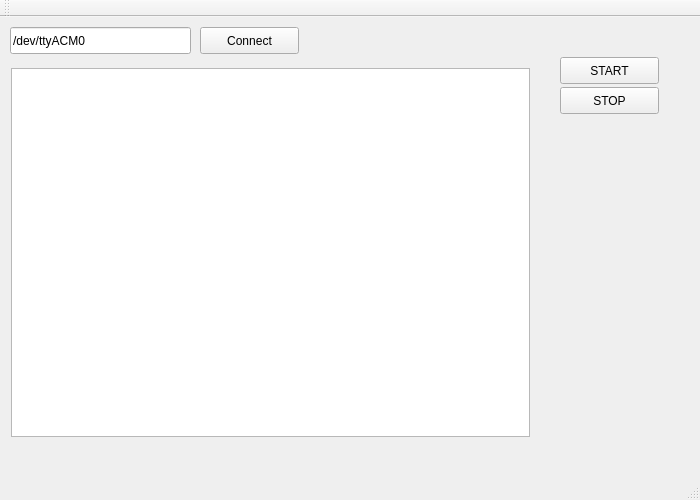
Old version of the form qt/client/mainwindow.ui in the repository wercool/sting.
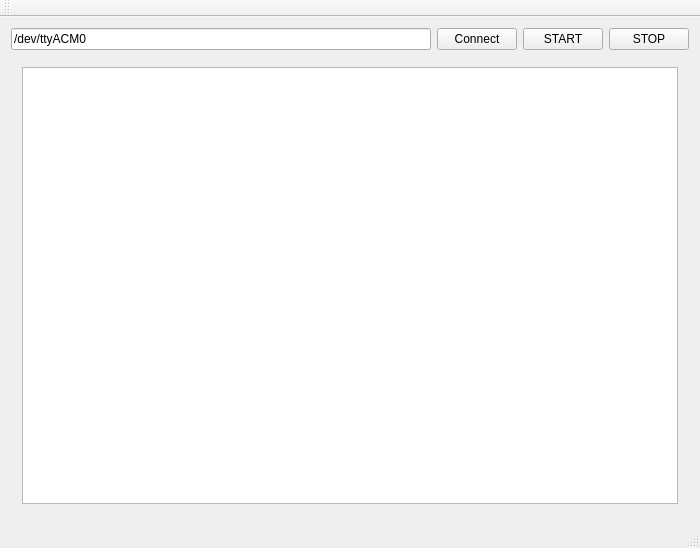
New version of the form.

The edit to the form file:
```diff
--- a/qt/client/mainwindow.ui
+++ b/qt/client/mainwindow.ui
@@ -7,80 +7,59 @@
     <x>0</x>
     <y>0</y>
     <width>700</width>
-    <height>500</height>
+    <height>548</height>
    </rect>
   </property>
   <property name="windowTitle">
    <string>MainWindow</string>
   </property>
   <widget class="QWidget" name="centralWidget">
+   <layout class="QVBoxLayout" name="verticalLayout">
+    <item>
+     <layout class="QHBoxLayout" name="horizontalLayout_2">
+      <property name="topMargin">
+       <number>0</number>
+      </property>
+      <item>
    <widget class="QLineEdit" name="controlDeviceLineEdit">
-    <property name="geometry">
-     <rect>
-      <x>10</x>
-      <y>10</y>
-      <width>181</width>
-      <height>27</height>
-     </rect>
-    </property>
     <property name="text">
      <string>/dev/ttyACM0</string>
     </property>
    </widget>
+      </item>
+      <item>
    <widget class="QPushButton" name="connectButton">
-    <property name="geometry">
-     <rect>
-      <x>200</x>
-      <y>10</y>
-      <width>99</width>
-      <height>27</height>
-     </rect>
-    </property>
     <property name="text">
      <string>Connect</string>
     </property>
    </widget>
-   <widget class="QWidget" name="widget" native="true">
-    <property name="geometry">
-     <rect>
-      <x>0</x>
-      <y>40</y>
-      <width>541</width>
-      <height>391</height>
-     </rect>
-    </property>
-    <layout class="QHBoxLayout" name="horizontalLayout">
-     <item>
-      <widget class="QGraphicsView" name="graphicsView"/>
-     </item>
-    </layout>
-   </widget>
+      </item>
+      <item>
    <widget class="QPushButton" name="startButton">
-    <property name="geometry">
-     <rect>
-      <x>560</x>
-      <y>40</y>
-      <width>99</width>
-      <height>27</height>
-     </rect>
-    </property>
     <property name="text">
      <string>START</string>
     </property>
    </widget>
+      </item>
+      <item>
    <widget class="QPushButton" name="stopButton">
-    <property name="geometry">
-     <rect>
-      <x>560</x>
-      <y>70</y>
-      <width>99</width>
-      <height>27</height>
-     </rect>
-    </property>
     <property name="text">
      <string>STOP</string>
     </property>
    </widget>
+      </item>
+     </layout>
+    </item>
+    <item>
+     <widget class="QWidget" name="widget" native="true">
+      <layout class="QHBoxLayout" name="horizontalLayout">
+       <item>
+        <widget class="QGraphicsView" name="thrustGraphicsView"/>
+       </item>
+      </layout>
+     </widget>
+    </item>
+   </layout>
   </widget>
   <widget class="QMenuBar" name="menuBar">
    <property name="geometry">
```
Lines whose indentation alone changed are shown as unchanged.
